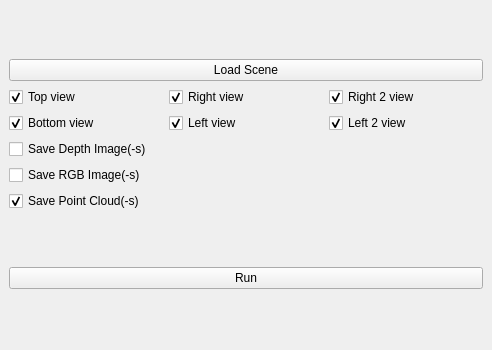
Qt form LuluWinz.ui (kilimi/robworkstudio-camera-plugin) before a commit.
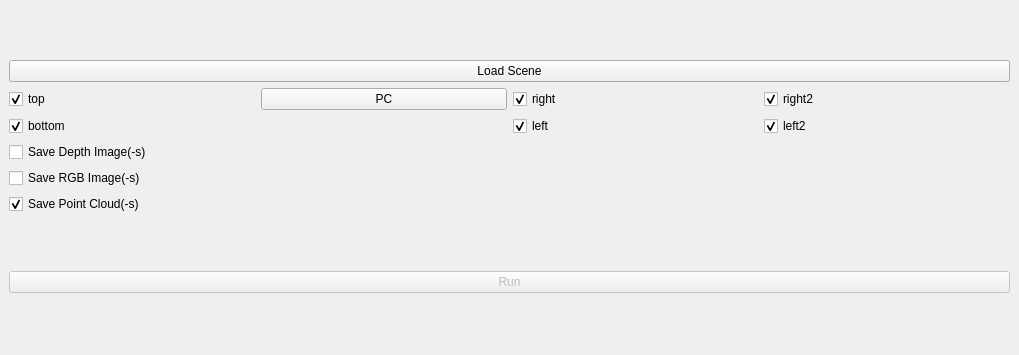
The same form after that commit.

Commit message: make gui partially working

What changed in the file:
```diff
--- a/LuluWinz.ui
+++ b/LuluWinz.ui
@@ -6,8 +6,8 @@
    <rect>
     <x>0</x>
     <y>0</y>
-    <width>492</width>
-    <height>350</height>
+    <width>1019</width>
+    <height>355</height>
    </rect>
   </property>
   <property name="windowTitle">
@@ -42,28 +42,31 @@
         </item>
         <item row="1" column="0">
          <widget class="QCheckBox" name="_bottom">
+          <property name="enabled">
+           <bool>true</bool>
+          </property>
           <property name="text">
-           <string>Bottom view</string>
+           <string>bottom</string>
           </property>
           <property name="checked">
            <bool>true</bool>
           </property>
          </widget>
         </item>
-        <item row="0" column="1" alignment="Qt::AlignLeft">
+        <item row="0" column="2" alignment="Qt::AlignLeft">
          <widget class="QCheckBox" name="_right">
           <property name="text">
-           <string>Right view</string>
+           <string>right</string>
           </property>
           <property name="checked">
            <bool>true</bool>
           </property>
          </widget>
         </item>
-        <item row="0" column="2">
+        <item row="0" column="3">
          <widget class="QCheckBox" name="_right2">
           <property name="text">
-           <string>Right 2 view</string>
+           <string>right2</string>
           </property>
           <property name="checked">
            <bool>true</bool>
@@ -72,18 +75,11 @@
         </item>
         <item row="0" column="0" alignment="Qt::AlignLeft">
          <widget class="QCheckBox" name="_top">
-          <property name="text">
-           <string>Top view</string>
-          </property>
-          <property name="checked">
+          <property name="enabled">
            <bool>true</bool>
           </property>
-         </widget>
-        </item>
-        <item row="1" column="1">
-         <widget class="QCheckBox" name="_left">
           <property name="text">
-           <string>Left view</string>
+           <string>top</string>
           </property>
           <property name="checked">
            <bool>true</bool>
@@ -91,9 +87,19 @@
          </widget>
         </item>
         <item row="1" column="2">
+         <widget class="QCheckBox" name="_left">
+          <property name="text">
+           <string>left</string>
+          </property>
+          <property name="checked">
+           <bool>true</bool>
+          </property>
+         </widget>
+        </item>
+        <item row="1" column="3">
          <widget class="QCheckBox" name="_left2">
           <property name="text">
-           <string>Left 2 view</string>
+           <string>left2</string>
           </property>
           <property name="checked">
            <bool>true</bool>
@@ -110,12 +116,31 @@
           </property>
          </widget>
         </item>
+        <item row="0" column="1">
+         <widget class="QPushButton" name="_showPointCloudTop">
+          <property name="enabled">
+           <bool>true</bool>
+          </property>
+          <property name="text">
+           <string>PC</string>
+          </property>
+          <property name="iconSize">
+           <size>
+            <width>3</width>
+            <height>3</height>
+           </size>
+          </property>
+         </widget>
+        </item>
        </layout>
       </item>
      </layout>
     </item>
     <item>
      <widget class="QPushButton" name="run">
+      <property name="enabled">
+       <bool>false</bool>
+      </property>
       <property name="text">
        <string>Run</string>
       </property>
```
The commit also changes 2 other files.
